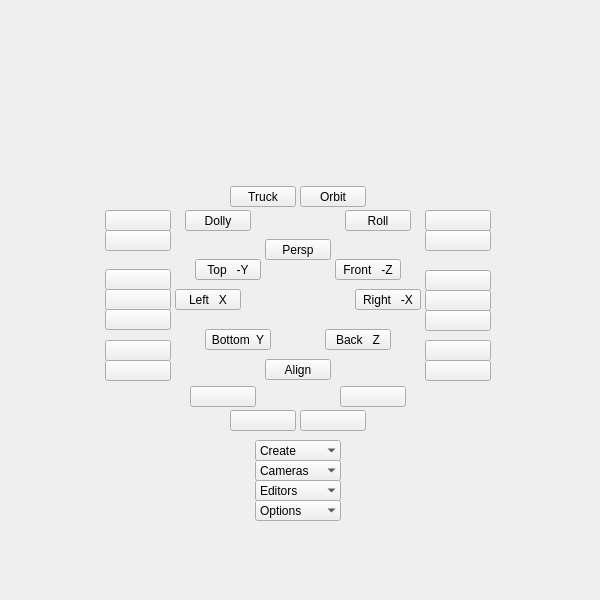
Before: the Qt Designer form ui/viewport.ui in m3trik/Scripts_portable, drawn with Qt 5.
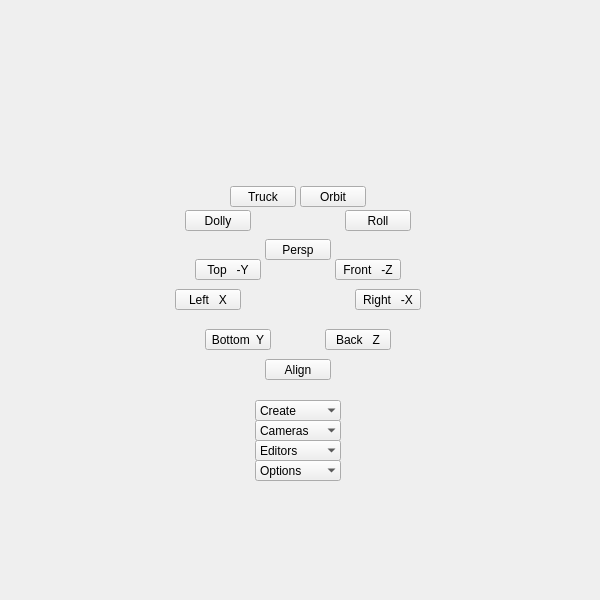
After: the same form once the commit is applied. Custom widgets are drawn as their Qt base class.

The edit to the form file:
```diff
--- a/ui/viewport.ui
+++ b/ui/viewport.ui
@@ -57,9 +57,9 @@
     <property name="geometry">
      <rect>
       <x>185</x>
-      <y>180</y>
+      <y>0</y>
       <width>226</width>
-      <height>51</height>
+      <height>231</height>
      </rect>
     </property>
     <widget class="QPushButton" name="v012">
@@ -69,7 +69,7 @@
      <property name="geometry">
       <rect>
        <x>45</x>
-       <y>6</y>
+       <y>186</y>
        <width>66</width>
        <height>21</height>
       </rect>
@@ -100,7 +100,7 @@
      <property name="geometry">
       <rect>
        <x>115</x>
-       <y>6</y>
+       <y>186</y>
        <width>66</width>
        <height>21</height>
       </rect>
@@ -131,7 +131,7 @@
      <property name="geometry">
       <rect>
        <x>0</x>
-       <y>30</y>
+       <y>210</y>
        <width>66</width>
        <height>21</height>
       </rect>
@@ -162,7 +162,7 @@
      <property name="geometry">
       <rect>
        <x>160</x>
-       <y>30</y>
+       <y>210</y>
        <width>66</width>
        <height>21</height>
       </rect>
@@ -191,589 +191,18 @@
     <property name="geometry">
      <rect>
       <x>190</x>
-      <y>380</y>
+      <y>390</y>
       <width>216</width>
-      <height>51</height>
+      <height>211</height>
      </rect>
     </property>
-    <widget class="QPushButton" name="v008">
-     <property name="enabled">
-      <bool>true</bool>
-     </property>
-     <property name="geometry">
-      <rect>
-       <x>0</x>
-       <y>6</y>
-       <width>66</width>
-       <height>21</height>
-      </rect>
-     </property>
-     <property name="minimumSize">
-      <size>
-       <width>0</width>
-       <height>21</height>
-      </size>
-     </property>
-     <property name="maximumSize">
-      <size>
-       <width>999</width>
-       <height>21</height>
-      </size>
-     </property>
-     <property name="toolTip">
-      <string/>
-     </property>
-     <property name="text">
-      <string/>
-     </property>
-    </widget>
-    <widget class="QPushButton" name="v009">
-     <property name="enabled">
-      <bool>true</bool>
-     </property>
-     <property name="geometry">
-      <rect>
-       <x>150</x>
-       <y>6</y>
-       <width>66</width>
-       <height>21</height>
-      </rect>
-     </property>
-     <property name="minimumSize">
-      <size>
-       <width>0</width>
-       <height>21</height>
-      </size>
-     </property>
-     <property name="maximumSize">
-      <size>
-       <width>999</width>
-       <height>21</height>
-      </size>
-     </property>
-     <property name="toolTip">
-      <string/>
-     </property>
-     <property name="text">
-      <string/>
-     </property>
-    </widget>
-    <widget class="QPushButton" name="v018">
-     <property name="enabled">
-      <bool>true</bool>
-     </property>
-     <property name="geometry">
-      <rect>
-       <x>40</x>
-       <y>30</y>
-       <width>66</width>
-       <height>21</height>
-      </rect>
-     </property>
-     <property name="minimumSize">
-      <size>
-       <width>0</width>
-       <height>21</height>
-      </size>
-     </property>
-     <property name="maximumSize">
-      <size>
-       <width>999</width>
-       <height>21</height>
-      </size>
-     </property>
-     <property name="toolTip">
-      <string/>
-     </property>
-     <property name="text">
-      <string/>
-     </property>
-    </widget>
-    <widget class="QPushButton" name="v019">
-     <property name="enabled">
-      <bool>true</bool>
-     </property>
-     <property name="geometry">
-      <rect>
-       <x>110</x>
-       <y>30</y>
-       <width>66</width>
-       <height>21</height>
-      </rect>
-     </property>
-     <property name="minimumSize">
-      <size>
-       <width>0</width>
-       <height>21</height>
-      </size>
-     </property>
-     <property name="maximumSize">
-      <size>
-       <width>999</width>
-       <height>21</height>
-      </size>
-     </property>
-     <property name="toolTip">
-      <string/>
-     </property>
-     <property name="text">
-      <string/>
-     </property>
-    </widget>
-   </widget>
-   <widget class="QWidget" name="r002" native="true">
-    <property name="geometry">
-     <rect>
-      <x>100</x>
-      <y>259</y>
-      <width>76</width>
-      <height>81</height>
-     </rect>
-    </property>
-    <widget class="QPushButton" name="v026">
-     <property name="enabled">
-      <bool>true</bool>
-     </property>
-     <property name="geometry">
-      <rect>
-       <x>5</x>
-       <y>50</y>
-       <width>66</width>
-       <height>21</height>
-      </rect>
-     </property>
-     <property name="minimumSize">
-      <size>
-       <width>0</width>
-       <height>21</height>
-      </size>
-     </property>
-     <property name="maximumSize">
-      <size>
-       <width>999</width>
-       <height>21</height>
-      </size>
-     </property>
-     <property name="toolTip">
-      <string/>
-     </property>
-     <property name="text">
-      <string/>
-     </property>
-    </widget>
-    <widget class="QPushButton" name="v025">
-     <property name="enabled">
-      <bool>true</bool>
-     </property>
-     <property name="geometry">
-      <rect>
-       <x>5</x>
-       <y>30</y>
-       <width>66</width>
-       <height>21</height>
-      </rect>
-     </property>
-     <property name="minimumSize">
-      <size>
-       <width>0</width>
-       <height>21</height>
-      </size>
-     </property>
-     <property name="maximumSize">
-      <size>
-       <width>999</width>
-       <height>21</height>
-      </size>
-     </property>
-     <property name="toolTip">
-      <string/>
-     </property>
-     <property name="text">
-      <string/>
-     </property>
-    </widget>
-    <widget class="QPushButton" name="v024">
-     <property name="enabled">
-      <bool>true</bool>
-     </property>
-     <property name="geometry">
-      <rect>
-       <x>5</x>
-       <y>10</y>
-       <width>66</width>
-       <height>21</height>
-      </rect>
-     </property>
-     <property name="minimumSize">
-      <size>
-       <width>0</width>
-       <height>21</height>
-      </size>
-     </property>
-     <property name="maximumSize">
-      <size>
-       <width>999</width>
-       <height>21</height>
-      </size>
-     </property>
-     <property name="toolTip">
-      <string/>
-     </property>
-     <property name="text">
-      <string/>
-     </property>
-    </widget>
-   </widget>
-   <widget class="QWidget" name="r003" native="true">
-    <property name="geometry">
-     <rect>
-      <x>420</x>
-      <y>260</y>
-      <width>81</width>
-      <height>81</height>
-     </rect>
-    </property>
-    <widget class="QPushButton" name="v029">
-     <property name="enabled">
-      <bool>true</bool>
-     </property>
-     <property name="geometry">
-      <rect>
-       <x>5</x>
-       <y>50</y>
-       <width>66</width>
-       <height>21</height>
-      </rect>
-     </property>
-     <property name="minimumSize">
-      <size>
-       <width>0</width>
-       <height>21</height>
-      </size>
-     </property>
-     <property name="maximumSize">
-      <size>
-       <width>999</width>
-       <height>21</height>
-      </size>
-     </property>
-     <property name="toolTip">
-      <string/>
-     </property>
-     <property name="text">
-      <string/>
-     </property>
-    </widget>
-    <widget class="QPushButton" name="v027">
-     <property name="enabled">
-      <bool>true</bool>
-     </property>
-     <property name="geometry">
-      <rect>
-       <x>5</x>
-       <y>10</y>
-       <width>66</width>
-       <height>21</height>
-      </rect>
-     </property>
-     <property name="minimumSize">
-      <size>
-       <width>0</width>
-       <height>21</height>
-      </size>
-     </property>
-     <property name="maximumSize">
-      <size>
-       <width>999</width>
-       <height>21</height>
-      </size>
-     </property>
-     <property name="toolTip">
-      <string/>
-     </property>
-     <property name="text">
-      <string/>
-     </property>
-    </widget>
-    <widget class="QPushButton" name="v028">
-     <property name="enabled">
-      <bool>true</bool>
-     </property>
-     <property name="geometry">
-      <rect>
-       <x>5</x>
-       <y>30</y>
-       <width>66</width>
-       <height>21</height>
-      </rect>
-     </property>
-     <property name="minimumSize">
-      <size>
-       <width>0</width>
-       <height>21</height>
-      </size>
-     </property>
-     <property name="maximumSize">
-      <size>
-       <width>999</width>
-       <height>21</height>
-      </size>
-     </property>
-     <property name="toolTip">
-      <string/>
-     </property>
-     <property name="text">
-      <string/>
-     </property>
-    </widget>
-   </widget>
-   <widget class="QWidget" name="r007" native="true">
-    <property name="geometry">
-     <rect>
-      <x>405</x>
-      <y>340</y>
-      <width>96</width>
-      <height>121</height>
-     </rect>
-    </property>
-    <widget class="QPushButton" name="v017">
-     <property name="geometry">
-      <rect>
-       <x>20</x>
-       <y>20</y>
-       <width>66</width>
-       <height>21</height>
-      </rect>
-     </property>
-     <property name="minimumSize">
-      <size>
-       <width>0</width>
-       <height>21</height>
-      </size>
-     </property>
-     <property name="maximumSize">
-      <size>
-       <width>999</width>
-       <height>21</height>
-      </size>
-     </property>
-     <property name="text">
-      <string/>
-     </property>
-    </widget>
-    <widget class="QPushButton" name="v015">
-     <property name="geometry">
-      <rect>
-       <x>20</x>
-       <y>0</y>
-       <width>66</width>
-       <height>21</height>
-      </rect>
-     </property>
-     <property name="minimumSize">
-      <size>
-       <width>0</width>
-       <height>21</height>
-      </size>
-     </property>
-     <property name="maximumSize">
-      <size>
-       <width>999</width>
-       <height>21</height>
-      </size>
-     </property>
-     <property name="text">
-      <string/>
-     </property>
-    </widget>
-   </widget>
-   <widget class="QWidget" name="r006" native="true">
-    <property name="geometry">
-     <rect>
-      <x>100</x>
-      <y>340</y>
-      <width>91</width>
-      <height>121</height>
-     </rect>
-    </property>
-    <widget class="QPushButton" name="v016">
-     <property name="geometry">
-      <rect>
-       <x>5</x>
-       <y>0</y>
-       <width>66</width>
-       <height>21</height>
-      </rect>
-     </property>
-     <property name="minimumSize">
-      <size>
-       <width>0</width>
-       <height>21</height>
-      </size>
-     </property>
-     <property name="maximumSize">
-      <size>
-       <width>999</width>
-       <height>21</height>
-      </size>
-     </property>
-     <property name="text">
-      <string/>
-     </property>
-    </widget>
-    <widget class="QPushButton" name="v014">
-     <property name="geometry">
-      <rect>
-       <x>5</x>
-       <y>20</y>
-       <width>66</width>
-       <height>21</height>
-      </rect>
-     </property>
-     <property name="minimumSize">
-      <size>
-       <width>0</width>
-       <height>21</height>
-      </size>
-     </property>
-     <property name="maximumSize">
-      <size>
-       <width>999</width>
-       <height>21</height>
-      </size>
-     </property>
-     <property name="text">
-      <string/>
-     </property>
-    </widget>
-   </widget>
-   <widget class="QWidget" name="r005" native="true">
-    <property name="geometry">
-     <rect>
-      <x>410</x>
-      <y>160</y>
-      <width>91</width>
-      <height>101</height>
-     </rect>
-    </property>
-    <widget class="QPushButton" name="v023">
-     <property name="geometry">
-      <rect>
-       <x>15</x>
-       <y>70</y>
-       <width>66</width>
-       <height>21</height>
-      </rect>
-     </property>
-     <property name="minimumSize">
-      <size>
-       <width>0</width>
-       <height>21</height>
-      </size>
-     </property>
-     <property name="maximumSize">
-      <size>
-       <width>999</width>
-       <height>21</height>
-      </size>
-     </property>
-     <property name="text">
-      <string/>
-     </property>
-    </widget>
-    <widget class="QPushButton" name="v022">
-     <property name="geometry">
-      <rect>
-       <x>15</x>
-       <y>50</y>
-       <width>66</width>
-       <height>21</height>
-      </rect>
-     </property>
-     <property name="minimumSize">
-      <size>
-       <width>0</width>
-       <height>21</height>
-      </size>
-     </property>
-     <property name="maximumSize">
-      <size>
-       <width>999</width>
-       <height>21</height>
-      </size>
-     </property>
-     <property name="text">
-      <string/>
-     </property>
-    </widget>
-   </widget>
-   <widget class="QWidget" name="r004" native="true">
-    <property name="geometry">
-     <rect>
-      <x>100</x>
-      <y>160</y>
-      <width>86</width>
-      <height>101</height>
-     </rect>
-    </property>
-    <widget class="QPushButton" name="v020">
-     <property name="geometry">
-      <rect>
-       <x>5</x>
-       <y>50</y>
-       <width>66</width>
-       <height>21</height>
-      </rect>
-     </property>
-     <property name="minimumSize">
-      <size>
-       <width>0</width>
-       <height>21</height>
-      </size>
-     </property>
-     <property name="maximumSize">
-      <size>
-       <width>999</width>
-       <height>21</height>
-      </size>
-     </property>
-     <property name="text">
-      <string/>
-     </property>
-    </widget>
-    <widget class="QPushButton" name="v021">
-     <property name="geometry">
-      <rect>
-       <x>5</x>
-       <y>70</y>
-       <width>66</width>
-       <height>21</height>
-      </rect>
-     </property>
-     <property name="minimumSize">
-      <size>
-       <width>0</width>
-       <height>21</height>
-      </size>
-     </property>
-     <property name="maximumSize">
-      <size>
-       <width>999</width>
-       <height>21</height>
-      </size>
-     </property>
-     <property name="text">
-      <string/>
-     </property>
-    </widget>
-   </widget>
    <widget class="QWidget" name="r008" native="true">
     <property name="geometry">
      <rect>
-      <x>255</x>
-      <y>440</y>
+       <x>65</x>
+       <y>10</y>
       <width>86</width>
-      <height>101</height>
+       <height>171</height>
      </rect>
     </property>
     <widget class="QComboBox_Popup" name="cmb002">
@@ -942,7 +371,8 @@
      </item>
     </widget>
    </widget>
-   <widget class="QWidget" name="widget" native="true">
+   </widget>
+   <widget class="QWidget" name="viewport" native="true">
     <property name="geometry">
      <rect>
       <x>175</x>
@@ -1152,16 +582,9 @@
      </property>
     </widget>
    </widget>
-   <zorder>widget</zorder>
-   <zorder>r006</zorder>
-   <zorder>r003</zorder>
-   <zorder>r002</zorder>
-   <zorder>r007</zorder>
+   <zorder>viewport</zorder>
    <zorder>r001</zorder>
    <zorder>r000</zorder>
-   <zorder>r005</zorder>
-   <zorder>r004</zorder>
-   <zorder>r008</zorder>
   </widget>
  </widget>
  <customwidgets>
```
Lines whose indentation alone changed are shown as unchanged.
